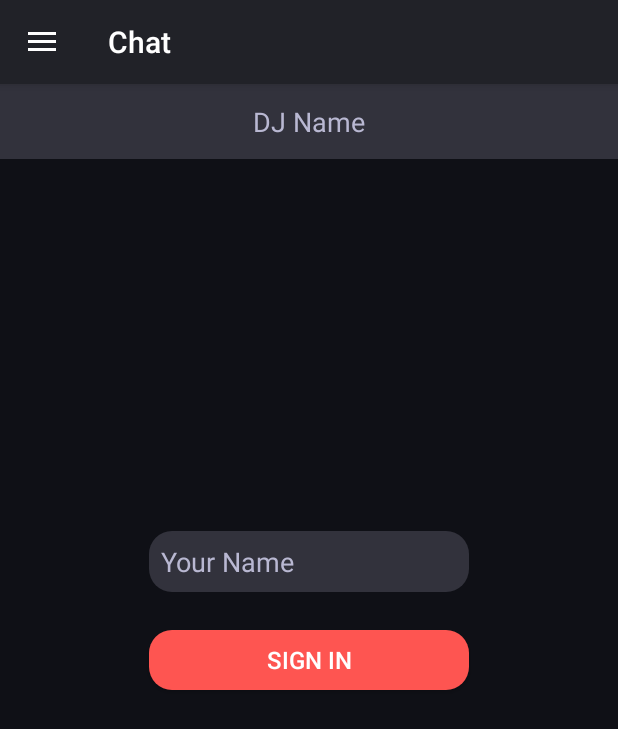
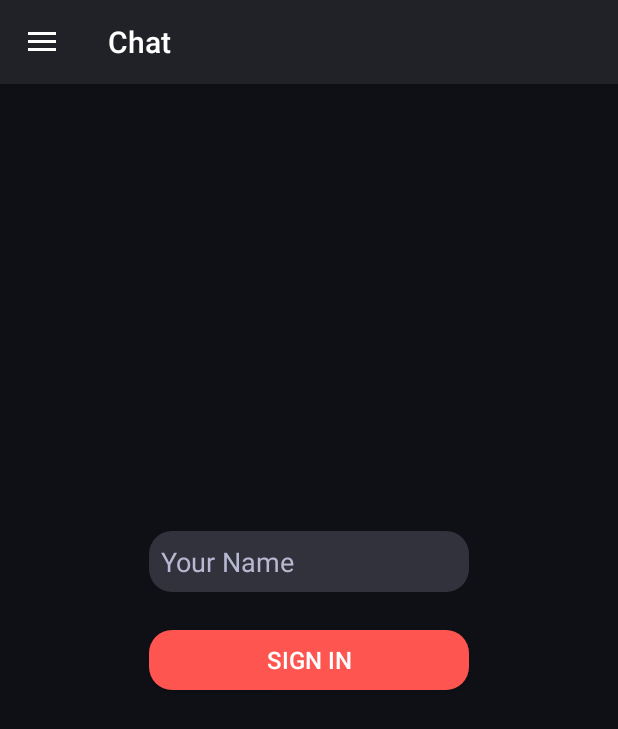
Before and after one commit to brettm2277/WTBU_Android, an Android app: the Chat screen opened directly, with no data from a screen before it, on a phone screen of 412 x 824 dp. Shown: the top 729 px of the screen. Run offline under Robolectric (Android 15) with nearby library versions, the phone set to English and light mode, and no system bars; network calls fail.

Commit message:
Invert sorting for chat bubbles. Remove recipient field.

```diff
--- a/app/src/main/java/org/globalappinitiative/wtbutest/Parser.java
+++ b/app/src/main/java/org/globalappinitiative/wtbutest/Parser.java
@@ -118,7 +118,7 @@ class ChatMessage implements Comparable<ChatMessage> {
     }
 
     public int compareTo(ChatMessage other) {
-        long ret = other.timestamp - timestamp;
+        long ret = timestamp - other.timestamp;
         if (ret > 0) return 1;
         if (ret < 0) return -1;
         return 0;
--- a/app/src/main/java/org/globalappinitiative/wtbutest/request/GetObjectRequest.java
+++ b/app/src/main/java/org/globalappinitiative/wtbutest/request/GetObjectRequest.java
@@ -1,6 +1,4 @@
 package org.globalappinitiative.wtbutest.request;
-
-import android.net.Uri;
 
 import com.android.volley.DefaultRetryPolicy;
 import com.android.volley.NetworkResponse;
--- a/app/src/main/res/layout/content_chat.xml
+++ b/app/src/main/res/layout/content_chat.xml
@@ -7,18 +7,6 @@
     app:layout_behavior="@string/appbar_scrolling_view_behavior"
     tools:context="org.globalappinitiative.wtbutest.Chat"
     android:background="@color/contentBkgColor">
-
-
-    <EditText
-        android:layout_width="match_parent"
-        android:layout_height="50dp"
-        android:id="@+id/editTextRecipient"
-        android:hint="DJ Name"
-        android:gravity="center"
-        android:layout_gravity="center_horizontal"
-        android:background="#32323c"
-        android:textColor="#b9b8d2"
-        android:textColorHint="#b9b8d2"/>
 
     <ScrollView
         android:layout_width="fill_parent"
```
Also changed, not shown: app/src/main/java/org/globalappinitiative/wtbutest/Chat.java (+27 -10 lines).
